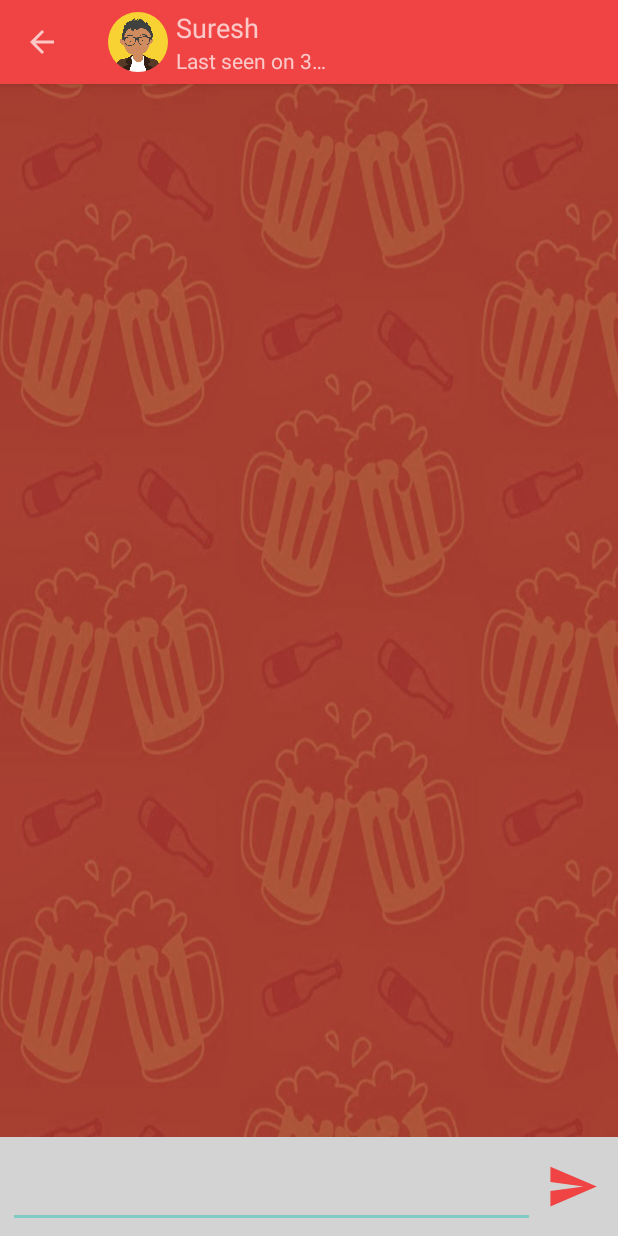
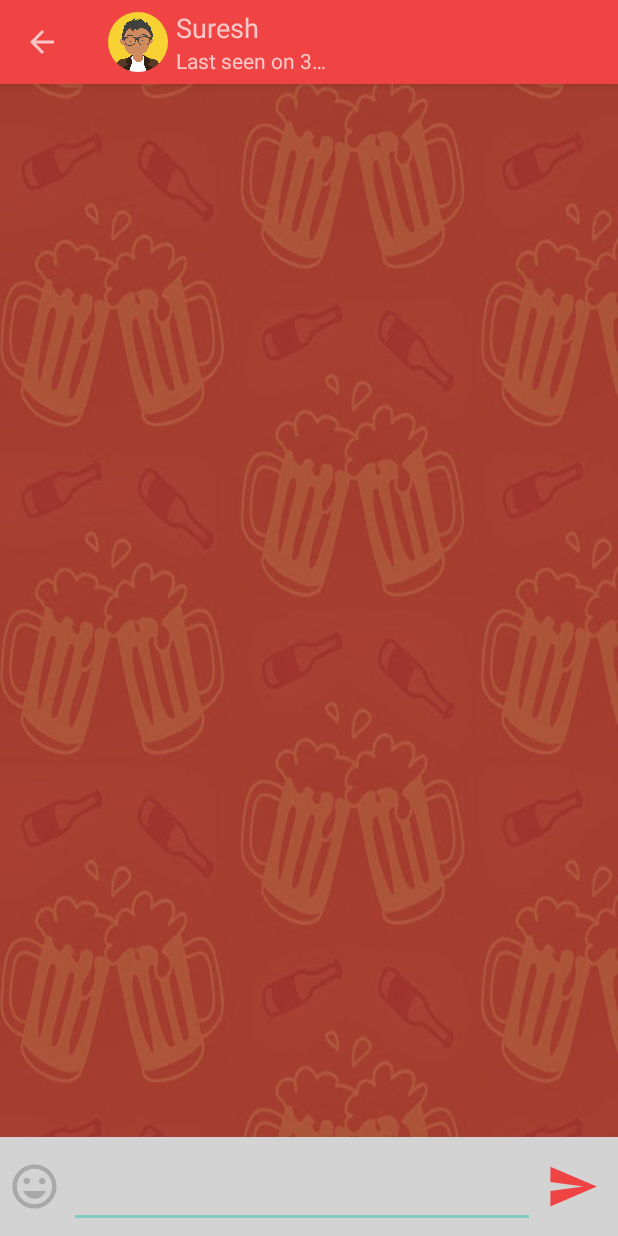
Before and after one commit to lezwon/GigPool, an Android app: the ChatMessagesActivity screen opened directly, with no data from a screen before it, on a phone screen of 412 x 824 dp. Run offline under Robolectric (Android 15) with nearby library versions, the phone set to English and light mode, and no system bars; our stand-ins replace ButterKnife, CircleImageView; libraries missing offline, so code that uses them is left out: com.rockerhieu.emojicon; plain views replace EmojiconEditText; 3 statements that could not run were skipped.

Commit message:
added emoji button and butterknife support

```diff
--- a/app/build.gradle
+++ b/app/build.gradle
@@ -1,4 +1,5 @@
 apply plugin: 'com.android.application'
+apply plugin: 'com.neenbedankt.android-apt'
 
 android {
     compileSdkVersion 21
@@ -29,4 +30,6 @@ dependencies {
     compile 'com.android.support:recyclerview-v7:23.1.1'
     compile 'com.rockerhieu.emojicon:library:1.3.1'
     compile 'com.jakewharton:butterknife:8.0.1'
+
+    apt 'com.jakewharton:butterknife-compiler:8.0.1'
 }
--- a/app/src/main/AndroidManifest.xml
+++ b/app/src/main/AndroidManifest.xml
@@ -26,7 +26,9 @@
         </activity>
         <activity
                 android:name=".ChatMessagesActivity"
+                android:windowSoftInputMode="stateVisible|adjustPan"
         >
+
             <meta-data
                     android:name="android.support.PARENT_ACTIVITY"
                     android:value="test.lezwon.firstapp.HomeActivity" />
--- a/app/src/main/java/test/lezwon/firstapp/ChatMessagesActivity.java
+++ b/app/src/main/java/test/lezwon/firstapp/ChatMessagesActivity.java
@@ -1,13 +1,15 @@
 package test.lezwon.firstapp;
 
-import android.graphics.Color;
 import android.os.Bundle;
-import android.support.v4.app.Fragment;
 import android.support.v4.app.FragmentManager;
 import android.support.v7.app.ActionBar;
 import android.support.v7.app.AppCompatActivity;
 import android.support.v7.widget.Toolbar;
 import android.view.*;
+import android.widget.Button;
+import butterknife.BindView;
+import butterknife.ButterKnife;
+import butterknife.OnClick;
 import com.rockerhieu.emojicon.EmojiconEditText;
 import com.rockerhieu.emojicon.EmojiconGridFragment;
 import com.rockerhieu.emojicon.EmojiconsFragment;
@@ -27,12 +29,14 @@ public class ChatMessagesActivity extends AppCompatActivity implements Toolbar.O
     private ViewGroup.LayoutParams layoutParams;
     private EmojiconsFragment emojiconsFragment = new EmojiconsFragment();
 
+
     @Override
     protected void onCreate(Bundle savedInstanceState) {
         String name;
 
         super.onCreate(savedInstanceState);
         setContentView(R.layout.activity_chat_messages);
+        ButterKnife.bind(this);
 
         emojiconEditText = (EmojiconEditText) findViewById(R.id.chat_textbox);
         fragmentContainer = (ViewGroup) findViewById(R.id.emojicons_container);
@@ -112,6 +116,8 @@ public class ChatMessagesActivity extends AppCompatActivity implements Toolbar.O
 
     //todo go button string
 
+
+    @OnClick(R.id.btn_insert_emoji)
     public void openEmoji(View view){
         layoutParams = fragmentContainer.getLayoutParams();
 
--- /dev/null
+++ b/app/src/main/res/drawable/ic_insert_emoticon.xml
@@ -0,0 +1,4 @@
+<vector android:height="35dp" android:viewportHeight="24.0"
+    android:viewportWidth="24.0" android:width="35dp" xmlns:android="http://schemas.android.com/apk/res/android">
+    <path android:fillColor="#FF000000" android:pathData="M11.99,2C6.47,2 2,6.48 2,12s4.47,10 9.99,10C17.52,22 22,17.52 22,12S17.52,2 11.99,2zM12,20c-4.42,0 -8,-3.58 -8,-8s3.58,-8 8,-8 8,3.58 8,8 -3.58,8 -8,8zm3.5,-9c0.83,0 1.5,-0.67 1.5,-1.5S16.33,8 15.5,8 14,8.67 14,9.5s0.67,1.5 1.5,1.5zm-7,0c0.83,0 1.5,-0.67 1.5,-1.5S9.33,8 8.5,8 7,8.67 7,9.5 7.67,11 8.5,11zm3.5,6.5c2.33,0 4.31,-1.46 5.11,-3.5H6.89c0.8,2.04 2.78,3.5 5.11,3.5z"/>
+</vector>
--- a/app/src/main/res/layout/activity_chat_messages.xml
+++ b/app/src/main/res/layout/activity_chat_messages.xml
@@ -3,12 +3,12 @@
         xmlns:android="http://schemas.android.com/apk/res/android"
         xmlns:tools="http://schemas.android.com/tools"
         xmlns:emojicon="http://schemas.android.com/apk/res-auto"
-        xmlns:app="http://schemas.android.com/apk/res-auto"
         android:layout_width="match_parent"
         android:layout_height="match_parent"
         android:background="@drawable/chat_bg"
         android:orientation="vertical"
         tools:context="test.lezwon.firstapp.ChatMessagesActivity"
+        android:focusable="false"
 >
 
         <include layout="@layout/app_bar"/>
@@ -23,6 +23,16 @@
                 android:background="@color/LightGrey"
                 android:layout_above="@+id/emojicons_container"
         >
+                <ImageButton
+                        android:id="@+id/btn_insert_emoji"
+                        android:layout_width="35dp"
+                        android:layout_height="match_parent"
+                        android:src="@drawable/ic_insert_emoticon"
+                        android:background="@android:color/transparent"
+                        android:tint="@color/DarkGray"
+                        android:layout_marginEnd="5dp"
+                        android:layout_marginRight="5dp"
+                />
 
                 <com.rockerhieu.emojicon.EmojiconEditText
                         android:id="@+id/chat_textbox"
@@ -43,8 +53,6 @@
                         android:layout_height="match_parent"
                         android:layout_margin="0dp"
                         android:src="@drawable/ic_send"
-                        android:onClick="openEmoji"
-                        android:textSize="12sp"
                         android:tint="@color/VibrantRed"
                         style="?android:attr/borderlessButtonStyle"
                 />
--- a/build.gradle
+++ b/build.gradle
@@ -6,6 +6,7 @@ buildscript {
     }
     dependencies {
         classpath 'com.android.tools.build:gradle:1.5.0'
+        classpath 'com.neenbedankt.gradle.plugins:android-apt:1.8'
 
 
         // NOTE: Do not place your application dependencies here; they belong
```
